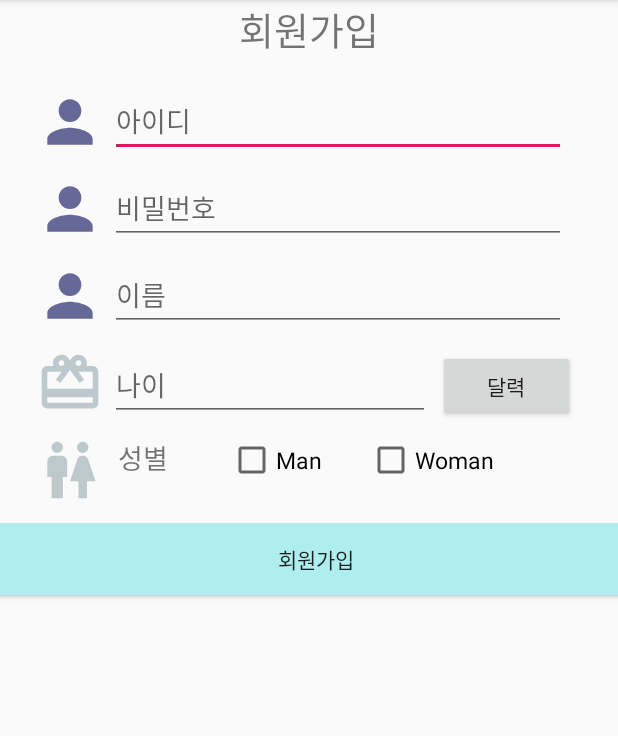
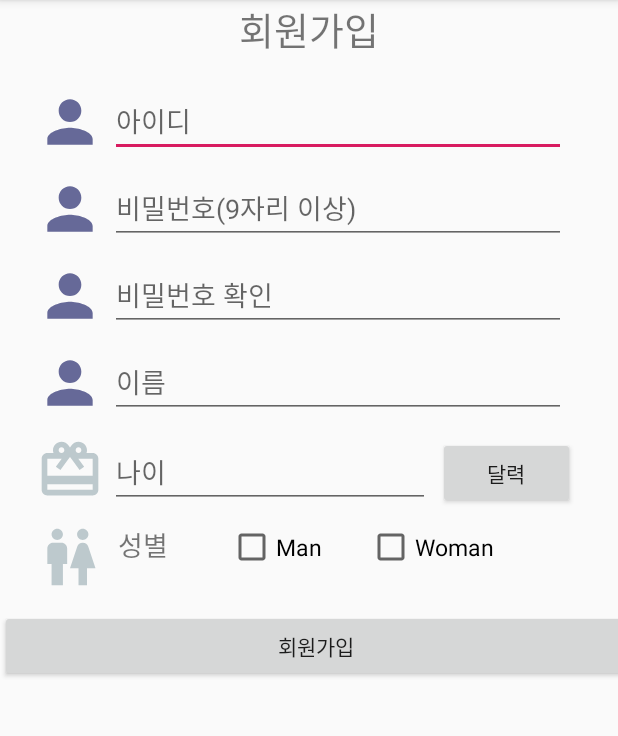
Before and after one commit to MheeJ/Schedule_Share, an Android app: the screen it shows after launch (SignUp), after a tap on "회원가입", on a phone screen of 412 x 824 dp, the part 84-820 px from its top. Run offline under Robolectric (Android 15) with nearby library versions, the phone set to English and light mode, and no system bars; our stand-ins replace Firebase (no records; nobody signed in at launch, a user with empty details on screens opened directly).

Commit message:
회원가입 수정 -> 기본 정보 다 입력해야 회원가입 가능 _ mini

```diff
--- a/app/src/main/java/com/example/schedule_share/SignUp.java
+++ b/app/src/main/java/com/example/schedule_share/SignUp.java
@@ -4,6 +4,7 @@ import android.content.Intent;
 import android.os.Bundle;
 import android.text.method.PasswordTransformationMethod;
 import android.util.Log;
+import android.util.Patterns;
 import android.view.View;
 import android.widget.ArrayAdapter;
 import android.widget.Button;
@@ -29,6 +30,7 @@ import com.google.firebase.database.ValueEventListener;
 import java.util.ArrayList;
 import java.util.HashMap;
 import java.util.Map;
+import java.util.regex.Pattern;
 
 public class SignUp extends AppCompatActivity implements View.OnClickListener {
 
@@ -36,26 +38,19 @@ public class SignUp extends AppCompatActivity implements View.OnClickListener {
     private FirebaseAuth mAuth;
     private FirebaseUser current;
     private static final String TAG = "EmailPassword";
-
-    Button btn_Update;
+    private static final Pattern PASSWORD_PATTERN = Pattern.compile("^[a-zA-Z0-9가-힣ㄱ-ㅎㅏ-ㅣ\\u318D\\u119E\\u11A2\\u2022\\u2025a\\u00B7\\uFE55]*$");
     Button btn_Insert;
-    Button btn_Select;
     EditText edit_ID;
     EditText edit_PW;
+    EditText PW_Check;
     EditText edit_Name;
     EditText edit_Age;
-    TextView text_ID;
-    TextView text_Name;
-    TextView text_Age;
-    TextView text_Gender;
     CheckBox check_Man;
     CheckBox check_Woman;
-    CheckBox check_ID;
-    CheckBox check_Name;
-    CheckBox check_Age;
 
     String ID;
     String PW;
+    String checkPW;
     String name;
     long age;
     String gender = "";
@@ -71,12 +66,16 @@ public class SignUp extends AppCompatActivity implements View.OnClickListener {
         super.onCreate(savedInstanceState);
         setContentView(R.layout.activity_signup);
 
+        initObject();
+        mAuth = FirebaseAuth.getInstance();
+    }
 
-
+    public void initObject(){
         btn_Insert = (Button) findViewById(R.id.btn_insert);
         btn_Insert.setOnClickListener(this);
         edit_ID = (EditText) findViewById(R.id.edit_id);
         edit_PW = (EditText) findViewById(R.id.edit_pw);
+        PW_Check = (EditText)findViewById(R.id.pw_check);
         edit_Name = (EditText) findViewById(R.id.edit_name);
         edit_Age = (EditText) findViewById(R.id.edit_age);
         check_Man = (CheckBox) findViewById(R.id.check_man);
@@ -85,8 +84,6 @@ public class SignUp extends AppCompatActivity implements View.OnClickListener {
         check_Woman.setOnClickListener(this);
         btn_Insert.setEnabled(true);
         edit_PW.setTransformationMethod(PasswordTransformationMethod.getInstance());
-
-        mAuth = FirebaseAuth.getInstance();
     }
 
     public void setInsertMode() {
@@ -138,45 +135,51 @@ public class SignUp extends AppCompatActivity implements View.OnClickListener {
         FirebaseUser currentUser = mAuth.getCurrentUser();
     }
 
+
+
     private void createAccount() {
         // [START create_user_with_email]
         ID = edit_ID.getText().toString().trim();
         PW = edit_PW.getText().toString().trim();
+        checkPW = PW_Check.getText().toString().trim();
         name = edit_Name.getText().toString();
         age = Long.parseLong(edit_Age.getText().toString());
 
         String email = ID;
         String password = PW;
 
+        if (email.length() > 0 && password.length() > 0 && checkPW.length() > 0 && name.length() > 0 ) {
+            if (PW.equals(checkPW)) {
                 mAuth.createUserWithEmailAndPassword(email, password)
                         .addOnCompleteListener(this, new OnCompleteListener<AuthResult>() {
                             @Override
                             public void onComplete(@NonNull Task<AuthResult> task) {
                                 if (task.isSuccessful()) {
                                     // Sign in success, update UI with the signed-in user's information
-
-                            Log.d(TAG, "createUserWithEmail:success");
                                     FirebaseUser user = mAuth.getCurrentUser();
-
+                                    createDatabase();
+                                    startToast("회원가입에 성공하였습니다.");
                                 } else {
                                     // If sign in fails, display a message to the user.
-                            Log.w(TAG, "createUserWithEmail:failure", task.getException());
-
+                                    if (task.getException() != null) {
+                                        startToast("회원가입에 실패하였습니다.");
+                                    }
                                 }
                             }
                         });
-        // [END create_user_with_email]
+            } else {
+                startToast("비밀번호가 일치하지 않습니다.");
+            }
+        }else {
+            startToast("회원정보를 입력하세요");
+        }
     }
 
-    @Override
-    public void onClick(View v) {
-        switch (v.getId()) {
-            case R.id.btn_insert:
-                /*ID = edit_ID.getText().toString().trim();
-                PW = edit_PW.getText().toString().trim();
-                name = edit_Name.getText().toString();
-                age = Long.parseLong(edit_Age.getText().toString());*/
-                createAccount();
+    private void startToast(String msg){
+        Toast.makeText(SignUp.this, msg, Toast.LENGTH_SHORT).show();
+    }
+
+    public void createDatabase(){
         if (!IsExistID()) {
             postFirebaseDatabase(true);
             setInsertMode();
@@ -188,6 +191,19 @@ public class SignUp extends AppCompatActivity implements View.OnClickListener {
         }
         edit_ID.requestFocus();
         edit_ID.setCursorVisible(true);
+    }
+
+
+    @Override
+    public void onClick(View v) {
+        switch (v.getId()) {
+            case R.id.btn_insert:
+                /*ID = edit_ID.getText().toString().trim();
+                PW = edit_PW.getText().toString().trim();
+                name = edit_Name.getText().toString();
+                age = Long.parseLong(edit_Age.getText().toString());*/
+                createAccount();
+
                 break;
 
 
--- a/app/src/main/res/layout/activity_signup.xml
+++ b/app/src/main/res/layout/activity_signup.xml
@@ -56,10 +56,30 @@
                 android:ems="10"
                 android:inputType="textPersonName"
                 android:maxLength="10"
-                android:hint="비밀번호"/>
+                android:hint="비밀번호(9자리 이상)"/>
 
         </LinearLayout>
+        <LinearLayout
+            android:layout_width="match_parent"
+            android:layout_height="58dp"
+            android:orientation="horizontal">
 
+            <ImageView
+                android:id="@+id/person_4"
+                android:layout_width="53dp"
+                android:layout_height="45dp"
+                android:layout_marginLeft="20dp"
+                android:src="@drawable/ic_person_black_24dp" />
+            <EditText
+                android:id="@+id/pw_check"
+                android:layout_width="304dp"
+                android:layout_height="46dp"
+                android:ems="10"
+                android:inputType="textPersonName"
+                android:maxLength="10"
+                android:hint="비밀번호 확인"/>
+
+        </LinearLayout>
         <LinearLayout
             android:layout_width="match_parent"
             android:layout_height="58dp"
@@ -158,7 +178,6 @@
                 android:layout_height="wrap_content"
                 android:layout_marginEnd="12dp"
                 android:layout_marginRight="12dp"
-                android:background="#AFEEEE"
                 android:text="회원가입" />
 
         </LinearLayout>
```
Also changed, not shown: app/src/main/java/com/example/schedule_share/Login.java (+39 -3 lines). Lines whose indentation alone changed are shown as unchanged.
